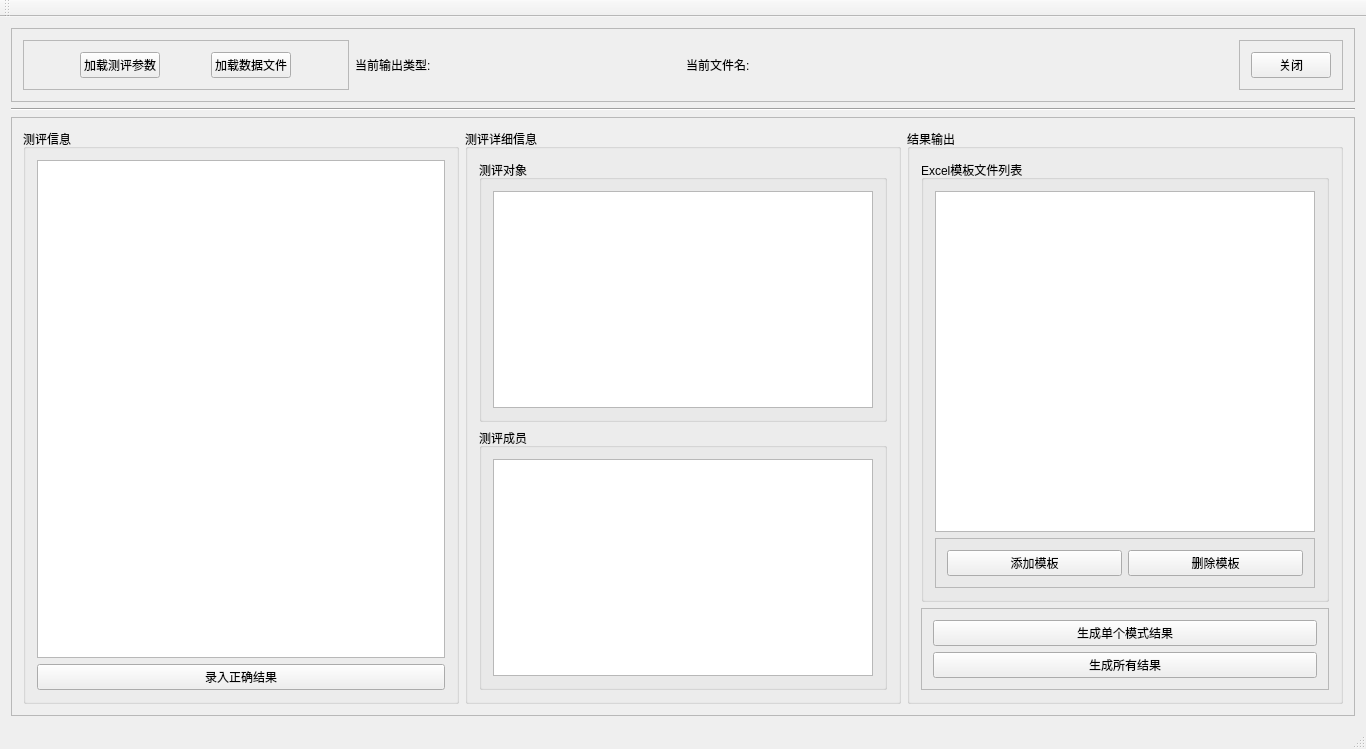
Old version of the form ES2EvaluationResultAnalyse.ui in the repository zhouyiixiiang/ES2EvaluationAnalyze.
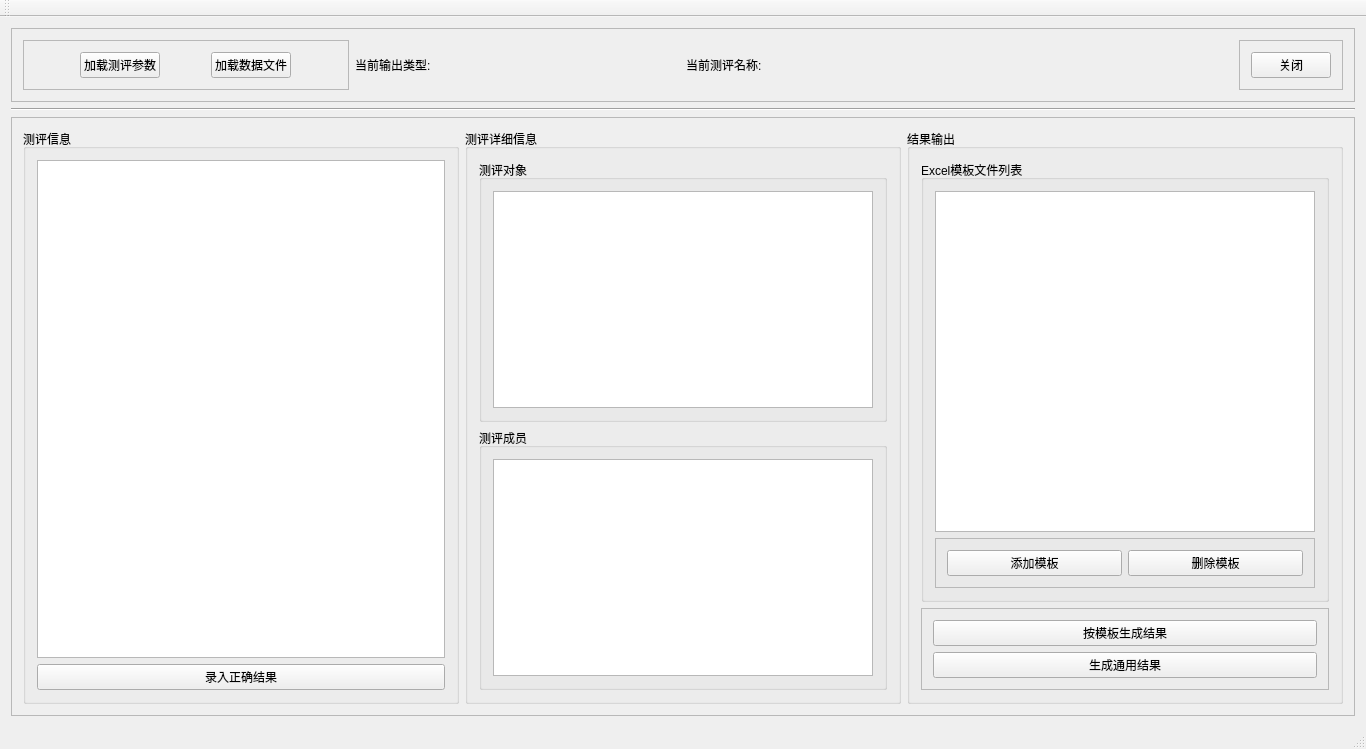
New version of the form.

Commit message: fix label text

What changed in the file:
```diff
--- a/ES2EvaluationResultAnalyse.ui
+++ b/ES2EvaluationResultAnalyse.ui
@@ -78,7 +78,7 @@
        <item>
         <widget class="QLabel" name="label_3">
          <property name="text">
-          <string>当前文件名:</string>
+          <string>当前测评名称:</string>
          </property>
         </widget>
        </item>
@@ -271,14 +271,14 @@
              <item>
               <widget class="QPushButton" name="pushButton_8">
                <property name="text">
-                <string>生成单个模式结果</string>
+                <string>按模板生成结果</string>
                </property>
               </widget>
              </item>
              <item>
               <widget class="QPushButton" name="pushButton_4">
                <property name="text">
-                <string>生成所有结果</string>
+                <string>生成通用结果</string>
                </property>
               </widget>
              </item>
```
